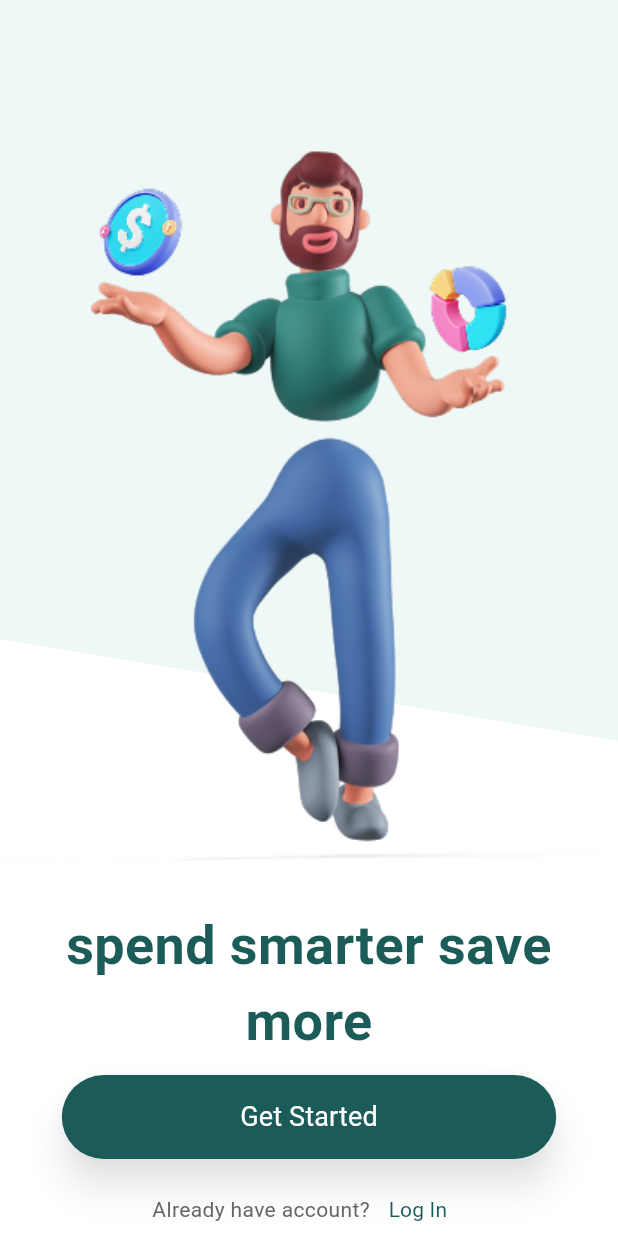
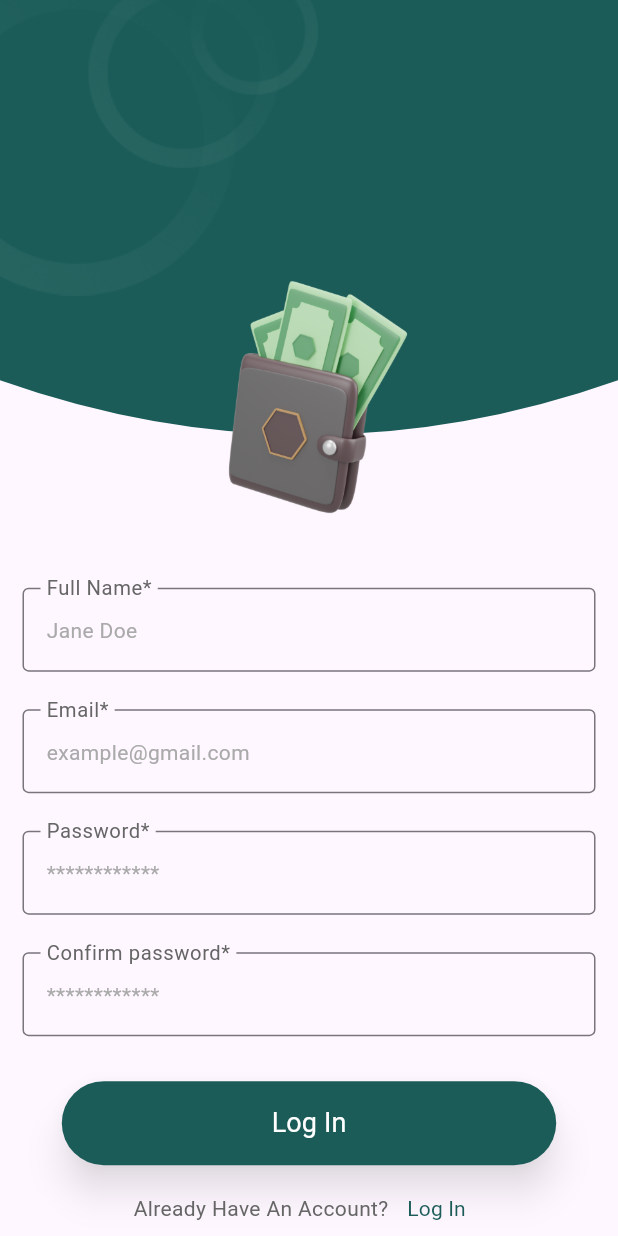
Before and after one commit to fatmakhadidja/mono, a Flutter app: the screen it shows after launch, on a phone screen of 412 x 824 dp. Run offline on Flutter 3.47's test engine with Material 3 defaults, Android fonts, the phone set to English and light mode, and no system bars; our stand-ins replace loading_indicator.

Commit message:
Login and register pages UI is done

```diff
--- a/Frontend/mono/lib/main.dart
+++ b/Frontend/mono/lib/main.dart
@@ -1,5 +1,8 @@
 import 'package:flutter/material.dart';
+import 'package:mono/routes/routes.dart';
+import 'package:mono/ui/screens/login_screen.dart';
 import 'package:mono/ui/screens/onboarding_screen.dart';
+import 'package:mono/ui/screens/register_screen.dart';
 import 'package:mono/ui/screens/splash_screen.dart';
 
 void main() {
@@ -12,6 +15,9 @@ class MyApp extends StatelessWidget {
   // This widget is the root of your application.
   @override
   Widget build(BuildContext context) {
-    return MaterialApp(home: OnboardingScreen());
+    return MaterialApp(
+      home: RegisterScreen(),
+      onGenerateRoute: AppRoutes.generateRoute,
+    );
   }
 }
--- a/Frontend/mono/lib/routes/routes.dart
+++ b/Frontend/mono/lib/routes/routes.dart
@@ -1,31 +1,25 @@
 import 'package:flutter/material.dart';
-// import '../ui/screens/home/home_screen.dart';
-// import '../ui/screens/auth/login_screen.dart';
-// import '../ui/screens/auth/register_screen.dart';
-// import '../ui/screens/transactions/transaction_list_screen.dart';
+import 'package:mono/ui/screens/login_screen.dart';
+import 'package:mono/ui/screens/register_screen.dart';
 
-// class AppRoutes {
-//   static const String home = '/home';
-//   static const String login = '/login';
-//   static const String register = '/register';
-//   static const String transactions = '/transactions';
+class AppRoutes {
+  static const String login = '/login';
+  static const String register = '/register';
+  static const String transactions = '/transactions';
 
-//   static Route<dynamic> generateRoute(RouteSettings settings) {
-//     switch (settings.name) {
-//       case home:
-//         return MaterialPageRoute(builder: (_) => HomeScreen());
-//       case login:
-//         return MaterialPageRoute(builder: (_) => LoginScreen());
-//       case register:
-//         return MaterialPageRoute(builder: (_) => RegisterScreen());
-//       case transactions:
-//         return MaterialPageRoute(builder: (_) => TransactionListScreen());
-//       default:
-//         return MaterialPageRoute(
-//           builder: (_) => Scaffold(
-//             body: Center(child: Text('No route defined for ${settings.name}')),
-//           ),
-//         );
-//     }
-//   }
-// }
+  static Route<dynamic> generateRoute(RouteSettings settings) {
+    switch (settings.name) {
+      case login:
+        return MaterialPageRoute(builder: (_) => LoginScreen());
+      case register:
+        return MaterialPageRoute(builder: (_) => RegisterScreen());
+
+      default:
+        return MaterialPageRoute(
+          builder: (_) => Scaffold(
+            body: Center(child: Text('No route defined for ${settings.name}')),
+          ),
+        );
+    }
+  }
+}
--- a/Frontend/mono/lib/ui/screens/onboarding_screen.dart
+++ b/Frontend/mono/lib/ui/screens/onboarding_screen.dart
@@ -10,8 +10,12 @@ class OnboardingScreen extends StatelessWidget {
   @override
   Widget build(BuildContext context) {
     return Scaffold(
+      resizeToAvoidBottomInset: true,
+
       backgroundColor: AppColors.background,
-      body: Column(
+      body: SafeArea(
+        child: SingleChildScrollView(
+          child: Column(
             children: [
               Stack(
                 children: [
@@ -32,7 +36,7 @@ class OnboardingScreen extends StatelessWidget {
               SizedBox(
                 width: MediaQuery.of(context).size.width * 0.8,
                 child: Text(
-              "spend smarter save more",
+                  "spend smarter, save more",
                   style: AppTextStyles.heading1(
                     color: AppColors.primary,
                     fontSize: 36,
@@ -45,21 +49,23 @@ class OnboardingScreen extends StatelessWidget {
 
               SizedBox(
                 width: MediaQuery.of(context).size.width * 0.8,
-            child: MyFilledButton(text: "Get Started"),
+                child: MyFilledButton(onPressed: () {}, text: "Get Started"),
               ),
               SizedBox(height: 10),
               Row(
                 mainAxisAlignment: MainAxisAlignment.center,
                 children: [
                   Text(
-                "Already have account?",
+                    "Already Have An Account?",
                     style: AppTextStyles.body1(
                       color: AppColors.darkGrey,
                       fontSize: 14,
                     ),
                   ),
                   TextButton(
-                onPressed: () {},
+                    onPressed: () {
+                      Navigator.pushReplacementNamed(context, '/login');
+                    },
                     child: Text(
                       "Log In",
                       style: AppTextStyles.body1(
@@ -72,6 +78,8 @@ class OnboardingScreen extends StatelessWidget {
               ),
             ],
           ),
+        ),
+      ),
     );
   }
 }
--- /dev/null
+++ b/Frontend/mono/lib/ui/screens/register_screen.dart
@@ -0,0 +1,107 @@
+import 'package:flutter/material.dart';
+import 'package:mono/core/constants/colors.dart';
+import 'package:mono/core/constants/text_styles.dart';
+import 'package:mono/ui/widgets/custom_curved_shape.dart';
+import 'package:mono/ui/widgets/email_text_form.dart';
+import 'package:mono/ui/widgets/filled_button.dart';
+import 'package:mono/ui/widgets/full_name_form.dart';
+import 'package:mono/ui/widgets/password_text_form.dart';
+
+class RegisterScreen extends StatefulWidget {
+  const RegisterScreen({super.key});
+
+  @override
+  State<RegisterScreen> createState() => _RegisterScreenState();
+}
+
+class _RegisterScreenState extends State<RegisterScreen> {
+  final _formKey = GlobalKey<FormState>();
+  @override
+  Widget build(BuildContext context) {
+    return Scaffold(
+      resizeToAvoidBottomInset: true,
+      body: SingleChildScrollView(
+        child: Column(
+          children: [
+            Stack(
+              children: [
+                Stack(
+                  children: [
+                    CustomPaint(
+                      size: Size(
+                        MediaQuery.of(context).size.width,
+                        MediaQuery.of(context).size.height * 0.4,
+                      ),
+                      painter: CustomCurvedShape(),
+                    ),
+                    Image.asset("assets/images/login_shapes.png"),
+                  ],
+                ),
+
+                Padding(
+                  padding: const EdgeInsets.fromLTRB(0, 150, 0, 0),
+                  child: Image.asset("assets/images/wallet_with_cash.png"),
+                ),
+              ],
+            ),
+
+            Form(
+              key: _formKey,
+              child: Padding(
+                padding: const EdgeInsets.fromLTRB(15, 10, 15, 10),
+                child: Column(
+                  children: [
+                    FullNameForm(),
+                    SizedBox(height: 25),
+                    EmailTextForm(),
+                    SizedBox(height: 25),
+                    PasswordTextForm(label: "Password*"),
+                    SizedBox(height: 25),
+                    PasswordTextForm(label: "Confirm password*"),
+                    SizedBox(height: 30),
+                    SizedBox(
+                      width: MediaQuery.of(context).size.width * 0.8,
+                      child: MyFilledButton(
+                        onPressed: () {
+                          if (_formKey.currentState!.validate()) {
+                            print("Form submitted");
+                          }
+                        },
+                        text: "Log In",
+                      ),
+                    ),
+                    SizedBox(height: 5),
+                    Row(
+                      mainAxisAlignment: MainAxisAlignment.center,
+                      children: [
+                        Text(
+                          "Already Have An Account?",
+                          style: AppTextStyles.body1(
+                            color: AppColors.darkGrey,
+                            fontSize: 14,
+                          ),
+                        ),
+                        TextButton(
+                          onPressed: () {
+                            Navigator.pushReplacementNamed(context, '/login');
+                          },
+                          child: Text(
+                            "Log In",
+                            style: AppTextStyles.body1(
+                              color: AppColors.primary,
+                              fontSize: 14,
+                            ),
+                          ),
+                        ),
+                      ],
+                    ),
+                  ],
+                ),
+              ),
+            ),
+          ],
+        ),
+      ),
+    );
+  }
+}
--- /dev/null
+++ b/Frontend/mono/lib/ui/widgets/email_text_form.dart
@@ -0,0 +1,46 @@
+import 'package:flutter/material.dart';
+import 'package:mono/core/constants/colors.dart';
+import 'package:mono/core/constants/text_styles.dart';
+
+class EmailTextForm extends StatefulWidget {
+  const EmailTextForm({super.key});
+
+  @override
+  State<EmailTextForm> createState() => _EmailTextFormState();
+}
+
+class _EmailTextFormState extends State<EmailTextForm> {
+  @override
+  Widget build(BuildContext context) {
+    return TextFormField(
+      decoration: InputDecoration(
+        floatingLabelBehavior: FloatingLabelBehavior.always,
+        label: Text(
+          "Email*",
+          style: AppTextStyles.body1(color: AppColors.darkGrey, fontSize: 18),
+        ),
+        hint: Text(
+          "example@gmail.com",
+          style: AppTextStyles.body1(color: AppColors.lightGrey, fontSize: 14),
+        ),
+        border: OutlineInputBorder(
+          borderSide: BorderSide(color: AppColors.darkGrey),
+        ),
+        focusedBorder: OutlineInputBorder(
+          borderSide: BorderSide(color: AppColors.primary, width: 1.7),
+        ),
+        focusColor: AppColors.primary,
+      ),
+
+      validator: (value) {
+        if (!value!.contains('@') && value.isNotEmpty) {
+          return "Invalid email format";
+        }
+        if (value.isEmpty) {
+          return "Email cannot be empty";
+        }
+        return null;
+      },
+    );
+  }
+}
--- a/Frontend/mono/lib/ui/widgets/filled_button.dart
+++ b/Frontend/mono/lib/ui/widgets/filled_button.dart
@@ -3,13 +3,14 @@ import 'package:mono/core/constants/colors.dart';
 import 'package:mono/core/constants/text_styles.dart';
 
 class MyFilledButton extends StatelessWidget {
+  final VoidCallback onPressed;
   final String text;
-  const MyFilledButton({super.key, required this.text});
+  const MyFilledButton({super.key, required this.text,required this.onPressed});
 
   @override
   Widget build(BuildContext context) {
     return ElevatedButton(
-      onPressed: () {},
+      onPressed: onPressed,
       style: ButtonStyle(
         backgroundColor: WidgetStatePropertyAll(AppColors.primary),
         shadowColor: WidgetStatePropertyAll(
--- /dev/null
+++ b/Frontend/mono/lib/ui/widgets/full_name_form.dart
@@ -0,0 +1,43 @@
+import 'package:flutter/material.dart';
+import 'package:mono/core/constants/colors.dart';
+import 'package:mono/core/constants/text_styles.dart';
+
+class FullNameForm extends StatefulWidget {
+  const FullNameForm({super.key});
+
+  @override
+  State<FullNameForm> createState() => _FullNameFormState();
+}
+
+class _FullNameFormState extends State<FullNameForm> {
+  @override
+  Widget build(BuildContext context) {
+    return TextFormField(
+      decoration: InputDecoration(
+        floatingLabelBehavior: FloatingLabelBehavior.always,
+        label: Text(
+          "Full Name*",
+          style: AppTextStyles.body1(color: AppColors.darkGrey, fontSize: 18),
+        ),
+        hint: Text(
+          "Jane Doe",
+          style: AppTextStyles.body1(color: AppColors.lightGrey, fontSize: 14),
+        ),
+        border: OutlineInputBorder(
+          borderSide: BorderSide(color: AppColors.darkGrey),
+        ),
+        focusedBorder: OutlineInputBorder(
+          borderSide: BorderSide(color: AppColors.primary, width: 1.7),
+        ),
+        focusColor: AppColors.primary,
+      ),
+
+      validator: (value) {
+        if (value!.isEmpty) {
+          return "Full name cannot be empty";
+        }
+        return null;
+      },
+    );
+  }
+}
--- /dev/null
+++ b/Frontend/mono/lib/ui/widgets/password_text_form.dart
@@ -0,0 +1,46 @@
+import 'package:flutter/material.dart';
+import 'package:mono/core/constants/colors.dart';
+import 'package:mono/core/constants/text_styles.dart';
+
+
+class PasswordTextForm extends StatefulWidget {
+  final String label;
+  const PasswordTextForm({super.key,required this.label});
+
+  @override
+  State<PasswordTextForm> createState() => _PasswordTextFormState();
+}
+
+class _PasswordTextFormState extends State<PasswordTextForm> {
+  @override
+  Widget build(BuildContext context) {
+    return TextFormField(
+      decoration: InputDecoration(
+        floatingLabelBehavior: FloatingLabelBehavior.always,
+        label: Text(
+          widget.label,
+          style: AppTextStyles.body1(color: AppColors.darkGrey, fontSize: 18),
+        ),
+        hint: Text(
+          "************",
+          style: AppTextStyles.body1(color: AppColors.lightGrey, fontSize: 14),
+        ),
+        border: OutlineInputBorder(
+          borderSide: BorderSide(color: AppColors.darkGrey),
+        ),
+        focusedBorder: OutlineInputBorder(
+          borderSide: BorderSide(color: AppColors.primary, width: 1.7),
+        ),
+        focusColor: AppColors.primary,
+      ),
+
+      validator: (value) {
+
+        if (value!.isEmpty) {
+          return "Password cannot be empty";
+        }
+        return null;
+      },
+    );
+  }
+}
--- a/Frontend/mono/pubspec.yaml
+++ b/Frontend/mono/pubspec.yaml
@@ -30,6 +30,7 @@ environment:
 dependencies:
   flutter:
     sdk: flutter
+  loading_indicator: ^3.1.1
 
   # The following adds the Cupertino Icons font to your application.
   # Use with the CupertinoIcons class for iOS style icons.
```
Also changed, not shown: Frontend/mono/lib/ui/screens/login_screen.dart (added, +105 -0 lines), Frontend/mono/lib/ui/screens/splash_screen.dart (+44 -19 lines), Frontend/mono/lib/ui/widgets/custom_curved_shape.dart (added, +29 -0 lines), Frontend/mono/assets/images/login_shapes.png (added), Frontend/mono/assets/images/wallet_with_cash.png (added), Frontend/mono/pubspec.lock. Lines whose indentation alone changed are shown as unchanged.
